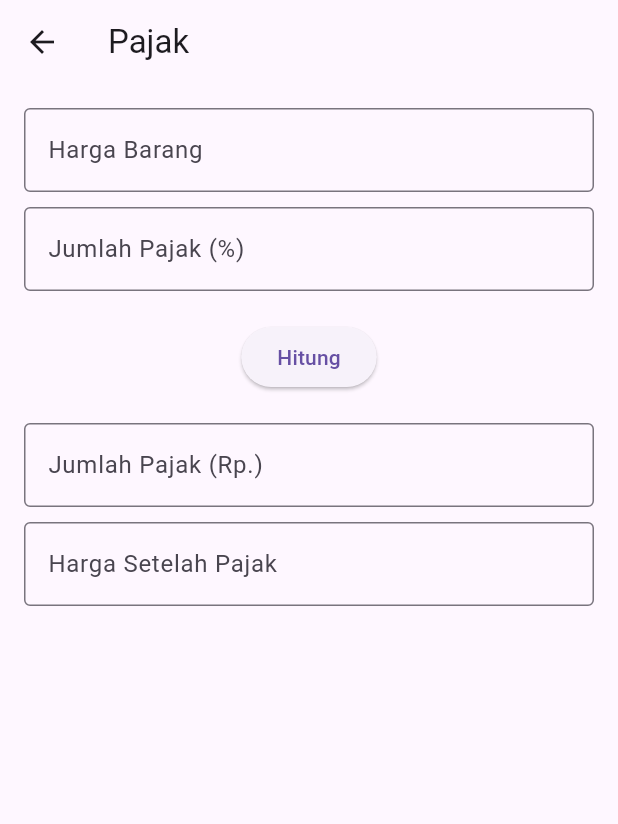
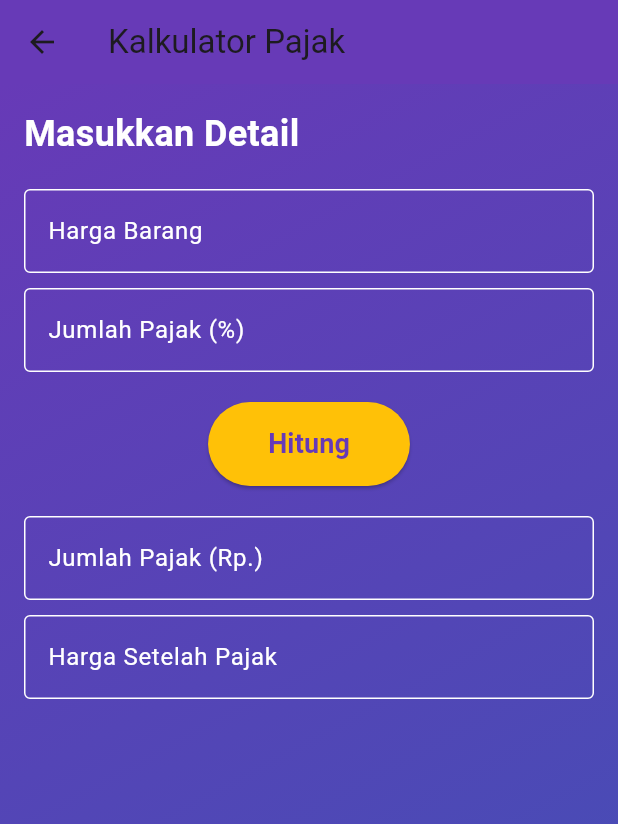
Before and after one commit to maa040424/ChallengeNNN, a Flutter app: the screen it shows after launch, after a tap on "Pajak", on a phone screen of 412 x 824 dp. Shown: the top 824 px of the screen. Run offline on Flutter 3.47's test engine with Material 3 defaults, Android fonts, the light colour scheme and no system bars.

Commit message:
UTS Flutter / Visual 3

```diff
--- a/Hari14/uts_2210010314/lib/main.dart
+++ b/Hari14/uts_2210010314/lib/main.dart
@@ -16,6 +16,7 @@
       theme: ThemeData(
         primarySwatch: Colors.blue,
       ),
+      debugShowCheckedModeBanner: false,
       home: HalamanUtama(),
     );
   }
@@ -29,38 +30,84 @@
     return Scaffold(
       appBar: AppBar(
         title: Text('Projek UTS'),
+        backgroundColor: Colors.deepPurple,
       ),
-      body: Center(
+      body: Container(
+        // Background gradient
+        decoration: BoxDecoration(
+          gradient: LinearGradient(
+            colors: [Colors.deepPurple, Colors.indigo],
+            begin: Alignment.topLeft,
+            end: Alignment.bottomRight,
+          ),
+        ),
+        child: Center(
           child: Column(
             mainAxisAlignment: MainAxisAlignment.center,
             children: [
               Text(
                 'No Absen: $noAbsen',
-              style: TextStyle(fontSize: 24),
+                style: TextStyle(
+                  fontSize: 28,
+                  fontWeight: FontWeight.bold,
+                  color: Colors.white,
                 ),
-            SizedBox(height: 20),
-            ElevatedButton(
+              ),
+              SizedBox(height: 30),
+              CustomButton(
+                text: 'Pajak',
                 onPressed: () {
                   Navigator.push(
                     context,
                     MaterialPageRoute(builder: (context) => PajakPage()),
                   );
                 },
-              child: Text('Pajak'),
               ),
-            SizedBox(height: 10),
-            ElevatedButton(
+              SizedBox(height: 15),
+              CustomButton(
+                text: 'Profil',
                 onPressed: () {
                   Navigator.push(
                     context,
                     MaterialPageRoute(builder: (context) => ProfilPage()),
                   );
                 },
-              child: Text('Profil'),
               ),
             ],
+          ),
         ),
       ),
     );
   }
 }
+
+// Custom button widget for reusable button style
+class CustomButton extends StatelessWidget {
+  final String text;
+  final VoidCallback onPressed;
+
+  CustomButton({required this.text, required this.onPressed});
+
+  @override
+  Widget build(BuildContext context) {
+    return ElevatedButton(
+      onPressed: onPressed,
+      style: ElevatedButton.styleFrom(
+        padding: EdgeInsets.symmetric(horizontal: 40, vertical: 15),
+        backgroundColor: Colors.white,
+        shape: RoundedRectangleBorder(
+          borderRadius: BorderRadius.circular(30),
+        ),
+        elevation: 5,
+      ),
+      child: Text(
+        text,
+        style: TextStyle(
+          color: Colors.deepPurple,
+          fontSize: 18,
+          fontWeight: FontWeight.bold,
+        ),
+      ),
+    );
+  }
+}
--- a/Hari14/uts_2210010314/lib/pajak.dart
+++ b/Hari14/uts_2210010314/lib/pajak.dart
@@ -28,35 +28,86 @@
   Widget build(BuildContext context) {
     return Scaffold(
       appBar: AppBar(
-        title: Text('Pajak'),
+        title: Text('Kalkulator Pajak'),
+        backgroundColor: Colors.deepPurple,
       ),
-      body: Padding(
+      body: Container(
+        decoration: BoxDecoration(
+          gradient: LinearGradient(
+            colors: [Colors.deepPurple, Colors.indigo],
+            begin: Alignment.topLeft,
+            end: Alignment.bottomRight,
+          ),
+        ),
         padding: const EdgeInsets.all(16.0),
         child: Column(
           crossAxisAlignment: CrossAxisAlignment.start,
           children: [
+            Text(
+              'Masukkan Detail',
+              style: TextStyle(
+                fontSize: 24,
+                fontWeight: FontWeight.bold,
+                color: Colors.white,
+              ),
+            ),
+            SizedBox(height: 20),
             TextField(
               controller: _hargaController,
               decoration: InputDecoration(
                 labelText: 'Harga Barang',
-                border: OutlineInputBorder(),
+                labelStyle: TextStyle(color: Colors.white),
+                border: OutlineInputBorder(
+                  borderSide: BorderSide(color: Colors.white),
+                ),
+                enabledBorder: OutlineInputBorder(
+                  borderSide: BorderSide(color: Colors.white),
+                ),
+                focusedBorder: OutlineInputBorder(
+                  borderSide: BorderSide(color: Colors.amber),
+                ),
               ),
               keyboardType: TextInputType.number,
+              style: TextStyle(color: Colors.white),
             ),
             SizedBox(height: 10),
             TextField(
               controller: _pajakController,
               decoration: InputDecoration(
                 labelText: 'Jumlah Pajak (%)',
-                border: OutlineInputBorder(),
+                labelStyle: TextStyle(color: Colors.white),
+                border: OutlineInputBorder(
+                  borderSide: BorderSide(color: Colors.white),
+                ),
+                enabledBorder: OutlineInputBorder(
+                  borderSide: BorderSide(color: Colors.white),
+                ),
+                focusedBorder: OutlineInputBorder(
+                  borderSide: BorderSide(color: Colors.amber),
+                ),
               ),
               keyboardType: TextInputType.number,
+              style: TextStyle(color: Colors.white),
             ),
             SizedBox(height: 20),
             Center(
               child: ElevatedButton(
                 onPressed: _hitungPajak,
-                child: Text('Hitung'),
+                style: ElevatedButton.styleFrom(
+                  padding: EdgeInsets.symmetric(horizontal: 40, vertical: 15),
+                  backgroundColor: Colors.amber,
+                  shape: RoundedRectangleBorder(
+                    borderRadius: BorderRadius.circular(30),
+                  ),
+                ),
+                child: Text(
+                  'Hitung',
+                  style: TextStyle(
+                    color: Colors.deepPurple,
+                    fontSize: 18,
+                    fontWeight: FontWeight.bold,
+                  ),
+                ),
               ),
             ),
             SizedBox(height: 20),
@@ -64,18 +115,38 @@
               controller: _hasilPajakController,
               decoration: InputDecoration(
                 labelText: 'Jumlah Pajak (Rp.)',
-                border: OutlineInputBorder(),
+                labelStyle: TextStyle(color: Colors.white),
+                border: OutlineInputBorder(
+                  borderSide: BorderSide(color: Colors.white),
+                ),
+                enabledBorder: OutlineInputBorder(
+                  borderSide: BorderSide(color: Colors.white),
+                ),
+                focusedBorder: OutlineInputBorder(
+                  borderSide: BorderSide(color: Colors.amber),
+                ),
               ),
               readOnly: true,
+              style: TextStyle(color: Colors.white),
             ),
             SizedBox(height: 10),
             TextField(
               controller: _hargaSetelahPajakController,
               decoration: InputDecoration(
                 labelText: 'Harga Setelah Pajak',
-                border: OutlineInputBorder(),
+                labelStyle: TextStyle(color: Colors.white),
+                border: OutlineInputBorder(
+                  borderSide: BorderSide(color: Colors.white),
+                ),
+                enabledBorder: OutlineInputBorder(
+                  borderSide: BorderSide(color: Colors.white),
+                ),
+                focusedBorder: OutlineInputBorder(
+                  borderSide: BorderSide(color: Colors.amber),
+                ),
               ),
               readOnly: true,
+              style: TextStyle(color: Colors.white),
             ),
           ],
         ),
```
Lines whose indentation alone changed are shown as unchanged.
